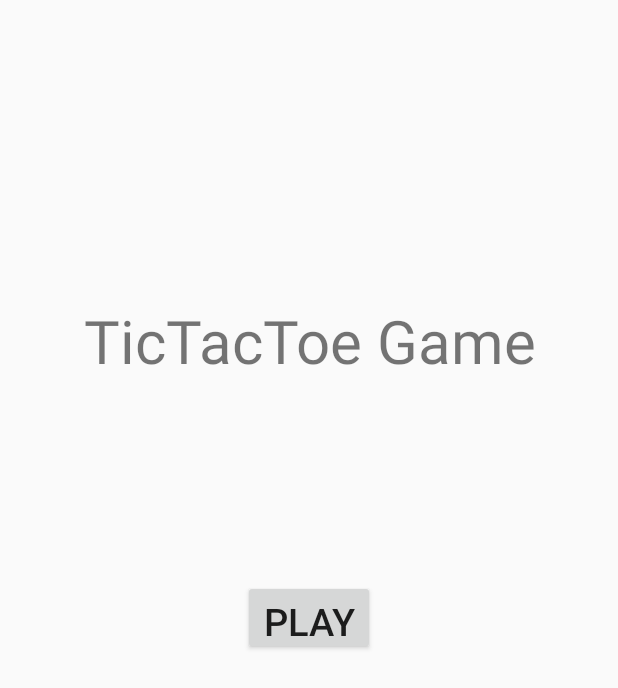
After one commit to veliva/TicTacToe, an Android app: the layout activity_menu.xml on its own in the app's theme, with its tools: preview values and no code run, on a phone screen of 412 x 824 dp. The commit adds this screen. Shown: the top 688 px of the screen. Run offline under Robolectric (Android 15) with nearby library versions, the phone set to English and light mode, and no system bars.

Commit message:
added MenuActivity and intents between Menu and Main

```diff
--- /dev/null
+++ b/app/src/main/res/layout/activity_menu.xml
@@ -0,0 +1,30 @@
+<?xml version="1.0" encoding="utf-8"?>
+<LinearLayout xmlns:app="http://schemas.android.com/apk/res-auto"
+    xmlns:tools="http://schemas.android.com/tools"
+    xmlns:android="http://schemas.android.com/apk/res/android"
+    android:layout_width="match_parent"
+    android:layout_height="match_parent"
+    tools:context=".MenuActivity">
+
+    <RelativeLayout
+        android:layout_width="match_parent"
+        android:layout_height="wrap_content">
+
+        <TextView
+            android:layout_width="match_parent"
+            android:layout_height="match_parent"
+            android:text="TicTacToe Game"
+            android:textSize="40dp"
+            android:gravity="center_horizontal"
+            android:paddingTop="200dp" />
+
+        <Button
+            android:id="@+id/button_play"
+            android:layout_width="wrap_content"
+            android:layout_height="50dp"
+            android:text="Play"
+            android:textSize="25dp"
+            android:layout_centerInParent="true"/>
+    </RelativeLayout>
+
+</LinearLayout>
```
Also changed, not shown: app/src/main/AndroidManifest.xml (added, +26 -0 lines), app/src/main/java/com/example/tictactoe/MainActivity.java (+11 -0 lines), app/src/main/java/com/example/tictactoe/MenuActivity.java (added, +26 -0 lines), app/src/main/res/layout/activity_main.xml (+10 -0 lines).
